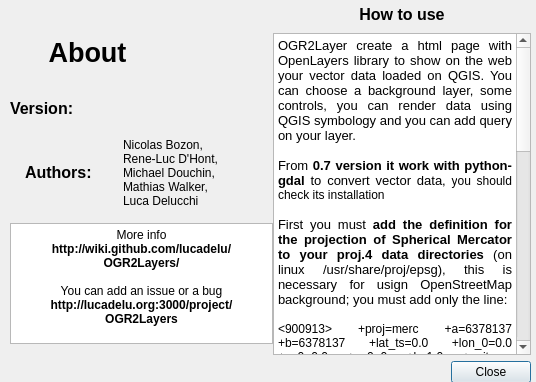
Old version of the form ui_About.ui in the repository lucadelu/OGR2Layers.
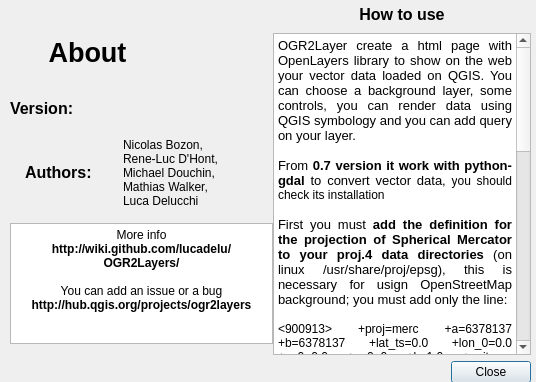
New version of the form. Icons and pictures are not drawn.

```diff
--- a/ui_About.ui
+++ b/ui_About.ui
@@ -313,7 +313,7 @@
 &lt;p align=&quot;center&quot; style=&quot; margin-top:0px; margin-bottom:0px; margin-left:0px; margin-right:0px; -qt-block-indent:0; text-indent:0px;&quot;&gt;&lt;span style=&quot; font-weight:600;&quot;&gt;http://wiki.github.com/lucadelu/OGR2Layers/&lt;/span&gt;&lt;/p&gt;
 &lt;p align=&quot;center&quot; style=&quot;-qt-paragraph-type:empty; margin-top:0px; margin-bottom:0px; margin-left:0px; margin-right:0px; -qt-block-indent:0; text-indent:0px; font-weight:600;&quot;&gt;&lt;/p&gt;
 &lt;p align=&quot;center&quot; style=&quot; margin-top:0px; margin-bottom:0px; margin-left:0px; margin-right:0px; -qt-block-indent:0; text-indent:0px;&quot;&gt;You can add an issue or a bug&lt;/p&gt;
-&lt;p align=&quot;center&quot; style=&quot; margin-top:0px; margin-bottom:0px; margin-left:0px; margin-right:0px; -qt-block-indent:0; text-indent:0px;&quot;&gt;&lt;span style=&quot; font-weight:600;&quot;&gt;http://lucadelu.org:3000/project/OGR2Layers&lt;/span&gt;&lt;/p&gt;&lt;/body&gt;&lt;/html&gt;</string>
+&lt;p align=&quot;center&quot; style=&quot; margin-top:0px; margin-bottom:0px; margin-left:0px; margin-right:0px; -qt-block-indent:0; text-indent:0px;&quot;&gt;&lt;span style=&quot; font-weight:600;&quot;&gt;http://hub.qgis.org/projects/ogr2layers&lt;/span&gt;&lt;/p&gt;&lt;/body&gt;&lt;/html&gt;</string>
       </property>
      </widget>
     </item>
```
